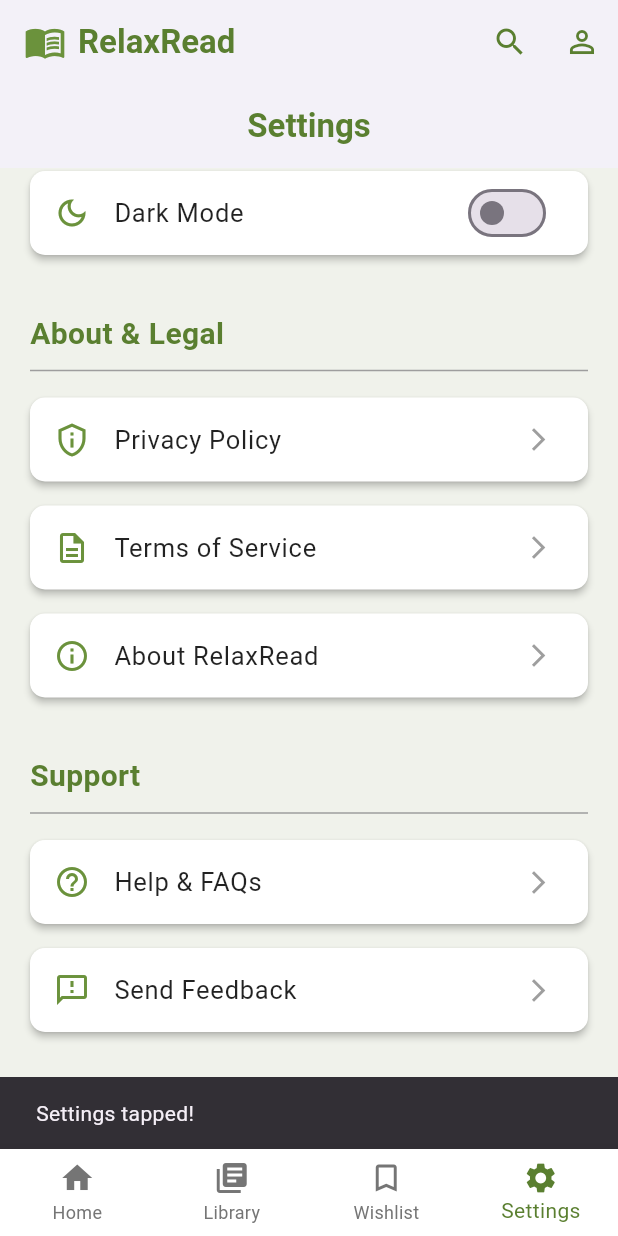
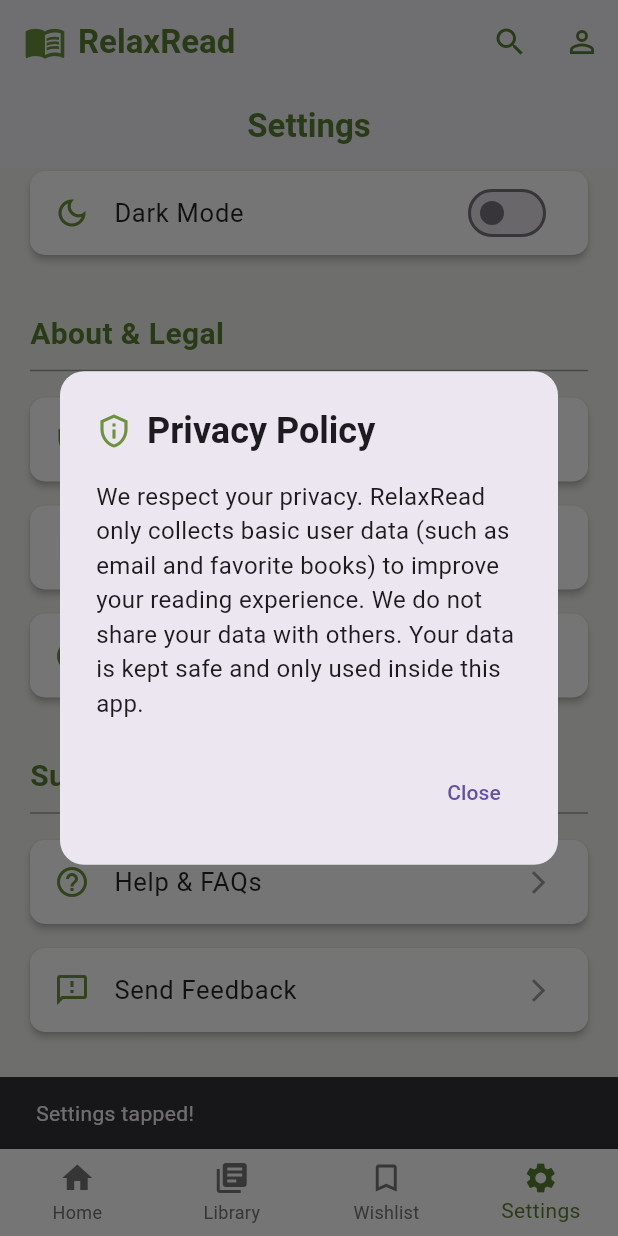
Before and after one commit to Aqilah87/RelaxRead2, a Flutter app: the HomePage screen opened directly, item 4 of the bottom bar chosen, scrolled down 219 dp, after a tap on "Privacy Policy", on a phone screen of 412 x 824 dp. Run offline on Flutter 3.47's test engine with Material 3 defaults, Android fonts, the phone set to English and light mode, and no system bars; our stand-ins replace shared_preferences; accounts and stored records are empty; network calls fail.

Commit message:
update logo and setting

```diff
--- a/relaxread2/lib/user/homepage.dart
+++ b/relaxread2/lib/user/homepage.dart
@@ -21,31 +21,31 @@ class _HomePageState extends State<HomePage> {
   final List<Book> featuredBooks = [
     Book(
       ebookId: '1', // Add ebookId for consistency with Book model
-      title: 'The Silent Patient',
-      author: 'Alex Michaelides',
+      title: 'Calon Ister Tuan Haider',
+      author: 'Zati Mohd',
       imageUrl: 'https://placehold.co/150x220/6B923C/FFFFFF?text=Book+1',
-      personalNote: 'Psychological thriller with suspense!',
+    personalNote: 'A heartfelt romance with emotional depth — where love, healing, and fatherhood intertwine unexpectedly.',
     ),
     Book(
       ebookId: '2', // Add ebookId
-      title: 'Where the Crawdads Sing',
-      author: 'Delia Owens',
+      title: 'My Bae.. Tengku Fahd',
+      author: 'Zati Mohd',
       imageUrl: 'https://placehold.co/150x220/5A7F30/FFFFFF?text=Book+2',
-      personalNote: 'Nature and mystery beautifully combined.',
+    personalNote: 'A messy marriage of fate and heartbreak — when drama, exes, and secrets collide with unexpected love.',
     ),
     Book(
       ebookId: '3', // Add ebookId
-      title: 'Project Hail Mary',
-      author: 'Andy Weir',
+      title: 'Sekecewa Apa Pun Kau',
+      author: 'Alyn',
       imageUrl: 'https://placehold.co/150x220/6B923C/FFFFFF?text=Book+3',
-      personalNote: 'Sci-fi brilliance from “The Martian” author 🚀',
+    personalNote: 'A bitter-sweet tale of betrayal and resilience — where love is tested, dignity is shattered, and healing becomes the hardest chapter.',
     ),
     Book(
       ebookId: '4', // Add ebookId
-      title: 'Atomic Habits',
-      author: 'James Clear',
+      title: 'Bos Paling Romantik',
+      author: 'Crystal Anabella',
       imageUrl: 'https://placehold.co/150x220/5A7F30/FFFFFF?text=Book+4',
-      personalNote: 'Simple strategies to change your life 🧠',
+    personalNote: 'A playful enemies-to-lovers romance packed with teasing, tension, and one dangerously charming boss.',
     ),
   ];
 
--- a/relaxread2/lib/user/settings_page.dart
+++ b/relaxread2/lib/user/settings_page.dart
@@ -15,6 +15,31 @@ class _SettingsPageState extends State<SettingsPage> {
   static const Color primaryGreen = Color(0xFF6B923C);
   // Define a slightly darker green for accents, consistent with Login page
   static const Color loginPrimaryGreen = Color(0xFF5A7F30);
+
+  void showInfoDialog(BuildContext context, String title, String content, IconData icon) {
+    showDialog(
+      context: context,
+      builder: (context) => AlertDialog(
+        shape: RoundedRectangleBorder(borderRadius: BorderRadius.circular(16)),
+        title: Row(
+          children: [
+            Icon(icon, color: primaryGreen),
+            const SizedBox(width: 10),
+            Expanded(
+              child: Text(title, style: const TextStyle(fontWeight: FontWeight.bold)),
+            ),
+          ],
+        ),
+        content: Text(content, style: const TextStyle(fontSize: 16)),
+        actions: [
+          TextButton(
+            onPressed: () => Navigator.of(context).pop(),
+            child: const Text('Close'),
+          ),
+        ],
+      ),
+    );
+  }
 
   @override
   Widget build(BuildContext context) {
@@ -216,13 +241,15 @@ class _SettingsPageState extends State<SettingsPage> {
                   size: 18,
                   color: trailingIconColor,
                 ), // Dynamic icon color
-                onTap: () {
-                  ScaffoldMessenger.of(context).showSnackBar(
-                    const SnackBar(content: Text('Privacy Policy!')),
-                  );
-                },
+              onTap: () => showInfoDialog(
+                context,
+                'Privacy Policy',
+                'We respect your privacy. RelaxRead only collects basic user data (such as email and favorite books) to improve your reading experience. We do not share your data with others. Your data is kept safe and only used inside this app.',
+                Icons.privacy_tip_outlined,
+              ),
               ),
             ),
+
             Card(
               margin: const EdgeInsets.symmetric(vertical: 8.0),
               shape: RoundedRectangleBorder(
@@ -241,13 +268,15 @@ class _SettingsPageState extends State<SettingsPage> {
                   size: 18,
                   color: trailingIconColor,
                 ), // Dynamic icon color
-                onTap: () {
-                  ScaffoldMessenger.of(context).showSnackBar(
-                    const SnackBar(content: Text('Terms of Service!')),
-                  );
-                },
+              onTap: () => showInfoDialog(
+                context,
+                'Terms of Service',
+                'By using RelaxRead, you agree to:\n• Use the app respectfully\n• Not upload harmful content\n• Let us improve features using your app activity\n\nWe may suspend accounts that break the rules.',
+                Icons.description_outlined,
+              ),
               ),
             ),
+
             Card(
               margin: const EdgeInsets.symmetric(vertical: 8.0),
               shape: RoundedRectangleBorder(
@@ -266,11 +295,12 @@ class _SettingsPageState extends State<SettingsPage> {
                   size: 18,
                   color: trailingIconColor,
                 ), // Dynamic icon color
-                onTap: () {
-                  ScaffoldMessenger.of(context).showSnackBar(
-                    const SnackBar(content: Text('About RelaxRead!')),
-                  );
-                },
+              onTap: () => showInfoDialog(
+                context,
+                'About RelaxRead',
+                'RelaxRead is a simple ebook app focused on Malay novels and folklore.\nYou can search books, save to wishlist, like, review, and follow authors.\nThis app is developed as a student project to support local stories and reading culture.',
+                Icons.info_outline,
+              ),
               ),
             ),
             const SizedBox(height: 30),
--- a/relaxread2/lib/user/wishlist_page.dart
+++ b/relaxread2/lib/user/wishlist_page.dart
@@ -14,7 +14,7 @@ class WishlistPage extends StatelessWidget {
       child: wishlist.isEmpty
           ? const Center(
               child: Text(
-                'Wishlist kosong buat masa ni 👀',
+                'Wishlist is empty at the moment 👀',
                 style: TextStyle(fontSize: 16, color: Colors.grey),
               ),
             )
```
Also changed, not shown: relaxread2/lib/welcome_page.dart (+31 -57 lines).
